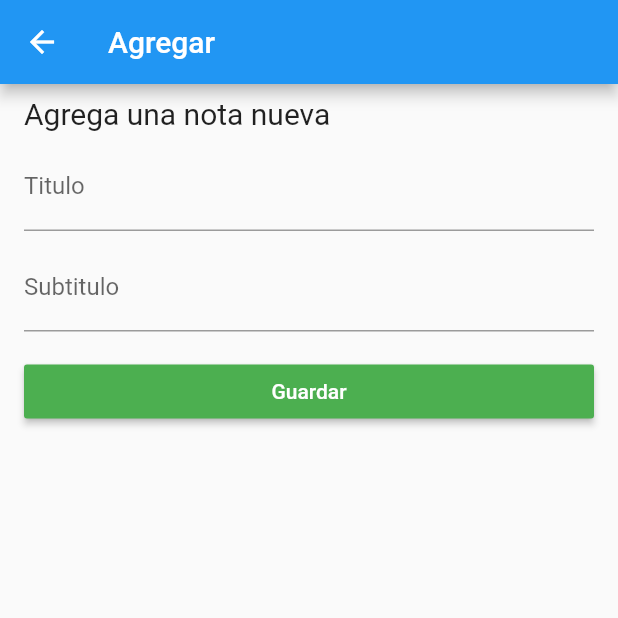
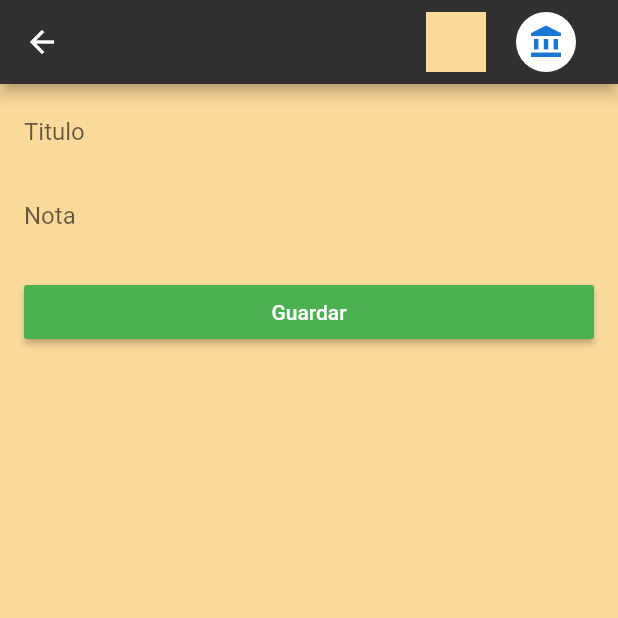
Before and after one commit to algmerzs/ProtonNote, a Flutter app: the screen it shows after launch, after a tap on "Ingresar", after a tap on the "add" icon, on a phone screen of 412 x 824 dp, the top half of it. Run offline on Flutter 3.47's test engine with Material 2 defaults, Android fonts, the phone set to English and light mode, and no system bars.

Commit message:
Version 2.0.0

```diff
--- a/lib/models/protonNote.dart
+++ b/lib/models/protonNote.dart
@@ -1,6 +1,8 @@
 class ProtonNote {
   String title;
-  String subtitle;
+  String note;
+  final color;
+  final icon;
 
-  ProtonNote({this.title, this.subtitle});
+  ProtonNote({this.color, this.icon, this.title, this.note});
 }
--- a/lib/pages/login.dart
+++ b/lib/pages/login.dart
@@ -15,7 +15,7 @@ class LoginPage extends StatelessWidget {
         Container(
           height: double.infinity,
           width: double.infinity,
-          color: Color.fromRGBO(96, 4, 156, 0.25),
+          color: Color.fromRGBO(48, 48, 48, 0.25),
         ),
         Padding(
           padding: const EdgeInsets.symmetric(horizontal: 20.0),
@@ -34,7 +34,7 @@ class LoginPage extends StatelessWidget {
                     hintStyle: TextStyle(color: Colors.white),
                     border: OutlineInputBorder(),
                     prefixIcon: Icon(Icons.verified_user_rounded),
-                    fillColor: Color(0xff322133),
+                    fillColor: Color(0xff303030),
                     filled: true),
               ),
               TextField(
@@ -43,7 +43,7 @@ class LoginPage extends StatelessWidget {
                     hintStyle: TextStyle(color: Colors.white),
                     border: OutlineInputBorder(),
                     prefixIcon: Icon(Icons.security),
-                    fillColor: Color(0xff322133),
+                    fillColor: Color(0xff303030),
                     filled: true),
                 obscureText: true,
               ),
@@ -56,10 +56,12 @@ class LoginPage extends StatelessWidget {
                     ),
                   );
                 },
-                child: Text('Ingresar',
-                    style: Theme.of(context).textTheme.headline5),
-                color: Color(0xff4F1C75),
-                splashColor: Color(0xff300F48),
+                child: Text(
+                  'Ingresar',
+                  style: TextStyle(color: Colors.white),
+                ),
+                color: Color(0xff4303030),
+                splashColor: Color(0xffDFDFDF),
                 shape: RoundedRectangleBorder(
                     borderRadius: BorderRadius.circular(20.0)),
               ),
--- a/lib/pages/note.dart
+++ b/lib/pages/note.dart
@@ -12,38 +12,60 @@ class NoteCustomization extends StatefulWidget {
 
 class _NoteCustomizationState extends State<NoteCustomization> {
   TextEditingController _titleController = TextEditingController();
-  TextEditingController _subtitleController = TextEditingController();
+  TextEditingController _noteController = TextEditingController();
   String _titleError;
-  String _subtitleError;
-  String _title = '';
-  String _titleAppBar = '';
+  Color scaffoldColor = Color(0xffFCDA9C);
+  var iconNote = Icons.account_balance;
 
   @override
   void initState() {
     super.initState();
     if (widget.protonNote != null) {
-      _title = 'Edita esta nota';
-      _titleAppBar = 'Editar';
       _titleController.text = widget.protonNote.title;
-      _subtitleController.text = widget.protonNote.subtitle;
-    } else {
-      _title = 'Agrega una nota nueva';
-      _titleAppBar = 'Agregar';
+      _noteController.text = widget.protonNote.note;
     }
   }
 
   @override
   void dispose() {
     _titleController.clear();
-    _subtitleController.clear();
+    _noteController.clear();
     super.dispose();
   }
 
   @override
   Widget build(BuildContext context) {
     return Scaffold(
+      backgroundColor: scaffoldColor,
       appBar: AppBar(
-        title: Text(_titleAppBar),
+        backgroundColor: Color(0xff303030),
+        actions: [
+          Padding(
+            padding: const EdgeInsets.all(8.0),
+            child: Row(
+              children: [
+                GestureDetector(
+                  onTap: () {
+                    showDialogFunc(context, true);
+                  },
+                  child: Container(
+                    width: 40,
+                    color: scaffoldColor,
+                  ),
+                ),
+                SizedBox(width: 20.0),
+                GestureDetector(
+                  onTap: () {
+                    showDialogFunc(context, false);
+                  },
+                  child: CircleAvatar(
+                      backgroundColor: Colors.white, child: Icon(iconNote)),
+                ),
+                SizedBox(width: 20.0)
+              ],
+            ),
+          ),
+        ],
       ),
       body: SingleChildScrollView(
         child: Padding(
@@ -53,31 +75,25 @@ class _NoteCustomizationState extends State<NoteCustomization> {
             children: [
               Padding(
                 padding: const EdgeInsets.only(top: 8.0),
-                child: Text(
-                  _title,
-                  style: TextStyle(
-                    fontSize: 20.0,
+                child: TextField(
+                  controller: _titleController,
+                  decoration: InputDecoration(
+                    hintText: 'Titulo',
+                    border: InputBorder.none,
+                    errorText: _titleError,
                   ),
+                  maxLines: null,
                 ),
               ),
               Padding(
                 padding: const EdgeInsets.only(top: 8.0),
                 child: TextField(
-                  controller: _titleController,
+                  controller: _noteController,
                   decoration: InputDecoration(
-                    labelText: 'Titulo',
-                    errorText: _titleError,
+                    border: InputBorder.none,
+                    hintText: 'Nota',
                   ),
-                ),
-              ),
-              Padding(
-                padding: const EdgeInsets.only(top: 8.0),
-                child: TextField(
-                  controller: _subtitleController,
-                  decoration: InputDecoration(
-                    labelText: 'Subtitulo',
-                    errorText: _subtitleError,
-                  ),
+                  maxLines: null,
                 ),
               ),
               Padding(
@@ -100,24 +116,110 @@ class _NoteCustomizationState extends State<NoteCustomization> {
     );
   }
 
+  showDialogFunc(context, bool isColor) {
+    return showDialog(
+        context: context,
+        builder: (context) {
+          return Center(
+            child: Material(
+              type: MaterialType.transparency,
+              child: Container(
+                decoration: BoxDecoration(
+                  borderRadius: BorderRadius.circular(10),
+                  color: Colors.white,
+                ),
+                padding: EdgeInsets.all(25),
+                width: MediaQuery.of(context).size.width * 0.8,
+                height: 200,
+                child: colorColumn(isColor),
+              ),
+            ),
+          );
+        });
+  }
+
+  colorColumn(isColor) {
+    if (isColor == true) {
+      return Column(
+        children: [
+          Row(
+            mainAxisAlignment: MainAxisAlignment.spaceAround,
+            children: [
+              colorSelected(Color(0xfff898A4)),
+              colorSelected(Color(0xffFCDA9C)),
+              colorSelected(Color(0xffF7FAA1)),
+            ],
+          ),
+          SizedBox(height: 20.0),
+          Row(
+            mainAxisAlignment: MainAxisAlignment.spaceAround,
+            children: [
+              colorSelected(Color(0xffB4F6A4)),
+              colorSelected(Color(0xff9BE0F1)),
+              colorSelected(Color(0xffA2ACEB)),
+            ],
+          ),
+        ],
+      );
+    } else {
+      return Column(
+        children: [
+          Row(
+            mainAxisAlignment: MainAxisAlignment.spaceAround,
+            children: [
+              iconSelected(Icons.add),
+              iconSelected(Icons.ac_unit_outlined),
+              iconSelected(Icons.account_balance),
+            ],
+          ),
+          SizedBox(height: 20.0),
+          Row(
+            mainAxisAlignment: MainAxisAlignment.spaceAround,
+            children: [
+              iconSelected(Icons.baby_changing_station),
+              iconSelected(Icons.cached),
+              iconSelected(Icons.face),
+            ],
+          ),
+        ],
+      );
+    }
+  }
+
+  GestureDetector colorSelected(color) {
+    return GestureDetector(
+      onTap: () {
+        setState(() {
+          scaffoldColor = color;
+        });
+        Navigator.pop(context);
+      },
+      child: Container(width: 60, height: 60, color: color),
+    );
+  }
+
+  GestureDetector iconSelected(icon) {
+    return GestureDetector(
+      onTap: () {
+        setState(() {
+          iconNote = icon;
+        });
+        Navigator.pop(context);
+      },
+      child: Container(
+          width: 60,
+          height: 60,
+          child: CircleAvatar(
+              backgroundColor: Colors.grey[300], child: Icon(icon))),
+    );
+  }
+
   void _validateFields() {
     var hasError = false;
     if (_titleController.text.trim().isEmpty) {
       hasError = true;
       setState(() {
         _titleError = 'El titulo no puede ser vacio';
-      });
-    }
-    if (_titleController.text.trim().isEmpty) {
-      hasError = true;
-      setState(() {
-        _subtitleError = 'El subtitulo no puede ser vacio';
-      });
-    }
-    if (_titleController.text.trim().length < 2) {
-      hasError = true;
-      setState(() {
-        _titleError = 'El titulo tiene que tener mas 2 letras';
       });
     }
 
@@ -129,7 +231,7 @@ class _NoteCustomizationState extends State<NoteCustomization> {
   void _saveProtonNote() {
     var protonNote = ProtonNote(
       title: _titleController.text,
-      subtitle: _subtitleController.text,
+      note: _noteController.text,
     );
     Navigator.of(context).pop(protonNote);
   }
--- a/lib/pages/principal_page.dart
+++ b/lib/pages/principal_page.dart
@@ -16,8 +16,33 @@ class _HomePageState extends State<HomePage> {
   @override
   Widget build(BuildContext context) {
     return Scaffold(
+      backgroundColor: Color(0xff3DFDFDF),
       appBar: AppBar(
-        title: Text('TODOs'),
+        backgroundColor: Color(0xff303030),
+        centerTitle: true,
+        title: Text('ProtonNote'),
+        actions: [
+          GestureDetector(
+            child: CircleAvatar(
+                backgroundColor: Colors.white, child: Icon(Icons.add)),
+            onTap: () {
+              _goToAddProtonNote();
+            },
+          ),
+          SizedBox(width: 20.0),
+          GestureDetector(
+            child: Icon(Icons.person),
+            onTap: () {
+              Navigator.push(
+                context,
+                MaterialPageRoute(
+                  builder: (BuildContext context) => Profile(),
+                ),
+              );
+            },
+          ),
+          SizedBox(width: 20.0)
+        ],
       ),
       body: ListView.builder(
           itemCount: _listProtonNote.length,
@@ -28,20 +53,15 @@ class _HomePageState extends State<HomePage> {
                 _confirmDelete(index);
               },
               onEdit: () {
-                _editTodo(index, _listProtonNote[index]);
+                _editProtonNote(index, _listProtonNote[index]);
               },
             );
           }),
-      floatingActionButton: FloatingActionButton(
-        onPressed: () {
-          _goToAddPage();
-        },
-        child: Icon(Icons.add),
-      ),
+      drawer: MainDrawer(),
     );
   }
 
-  void _goToAddPage() {
+  void _goToAddProtonNote() {
     Navigator.push(
             context,
             MaterialPageRoute(
@@ -59,19 +79,19 @@ class _HomePageState extends State<HomePage> {
     showDialog(
       context: context,
       builder: (context) => AlertDialog(
-        title: Text('Borrar TODO'),
-        content: Text('¿Estas seguro de eliminar este TODO?'),
+        title: Text('Borrar Nota'),
+        content: Text('¿Estas seguro de eliminar este nota?'),
         actions: [
           TextButton(
               onPressed: () {
                 Navigator.pop(context);
               },
-              child: Text('Cancelar')),
+              child: Text('CANCELAR')),
           TextButton(
             onPressed: () {
               _deleteProtonNote(index);
             },
-            child: Text('Aceptar'),
+            child: Text('ACEPTAR'),
           ),
         ],
       ),
@@ -85,7 +105,7 @@ class _HomePageState extends State<HomePage> {
     Navigator.pop(context);
   }
 
-  void _editTodo(int index, ProtonNote protonNote) {
+  void _editProtonNote(int index, ProtonNote protonNote) {
     Navigator.push(
         context,
         MaterialPageRoute(
--- a/lib/pages/splash_screen.dart
+++ b/lib/pages/splash_screen.dart
@@ -24,33 +24,22 @@ class _SplashScreenState extends State<SplashScreen> {
   @override
   Widget build(BuildContext context) {
     return Scaffold(
-        backgroundColor: Color(0xffDFDFDF),
-        body: Column(
-          crossAxisAlignment: CrossAxisAlignment.start,
-          children: <Widget>[
-            SizedBox(
-              height: 50,
+      backgroundColor: Color(0xffDFDFDF),
+      body: Center(
+        child: Column(
+          mainAxisAlignment: MainAxisAlignment.center,
+          children: [
+            Image.asset(
+              'assets/logo.png',
+              width: 200,
             ),
-            Center(
-              child: Image.asset(
-                'assets/logo.png',
-                width: 250,
-              ),
+            SizedBox(height: 50),
+            CircularProgressIndicator(
+              valueColor: AlwaysStoppedAnimation<Color>(Color(0xff303030)),
             ),
-            Padding(
-                padding: const EdgeInsets.only(top: 20.0, left: 20.0),
-                child: Text(
-                  '!Bienvenido!',
-                )),
-            Spacer(),
-            Center(
-              child: CircularProgressIndicator(
-                valueColor: AlwaysStoppedAnimation<Color>(Color(0xff4F1C75)),
-              ),
-            ),
-            Spacer(),
-            Center(child: Image.asset('assets/sofka.png')),
           ],
-        ));
+        ),
+      ),
+    );
   }
 }
```
Also changed, not shown: lib/utils/widgets/protonNote_item_widget.dart (+2 -6 lines).
